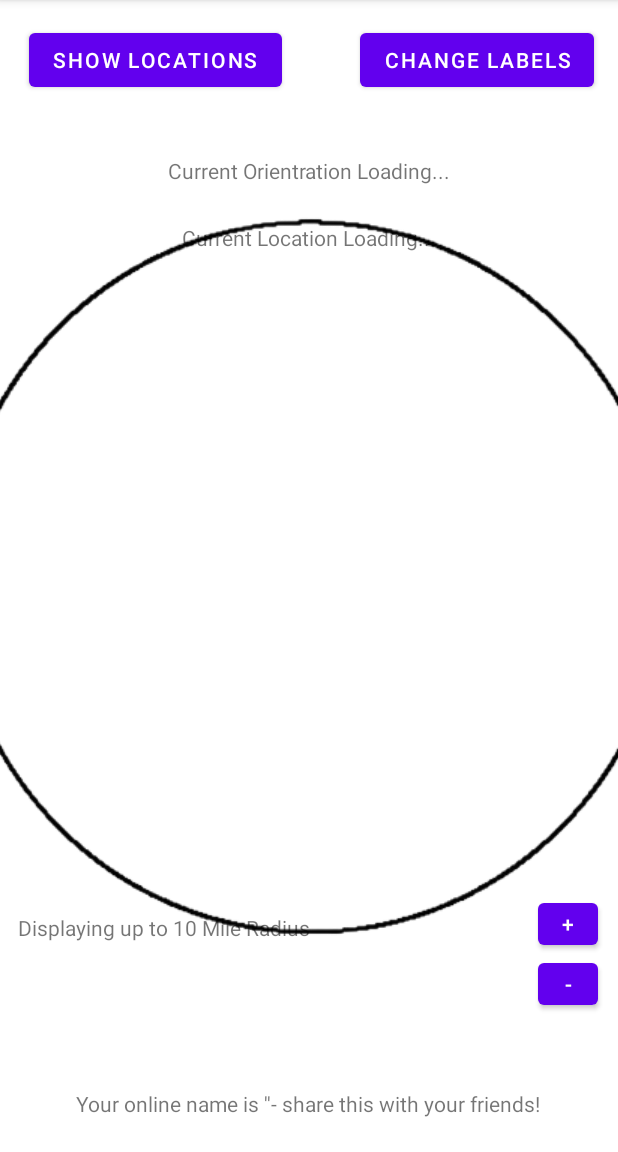
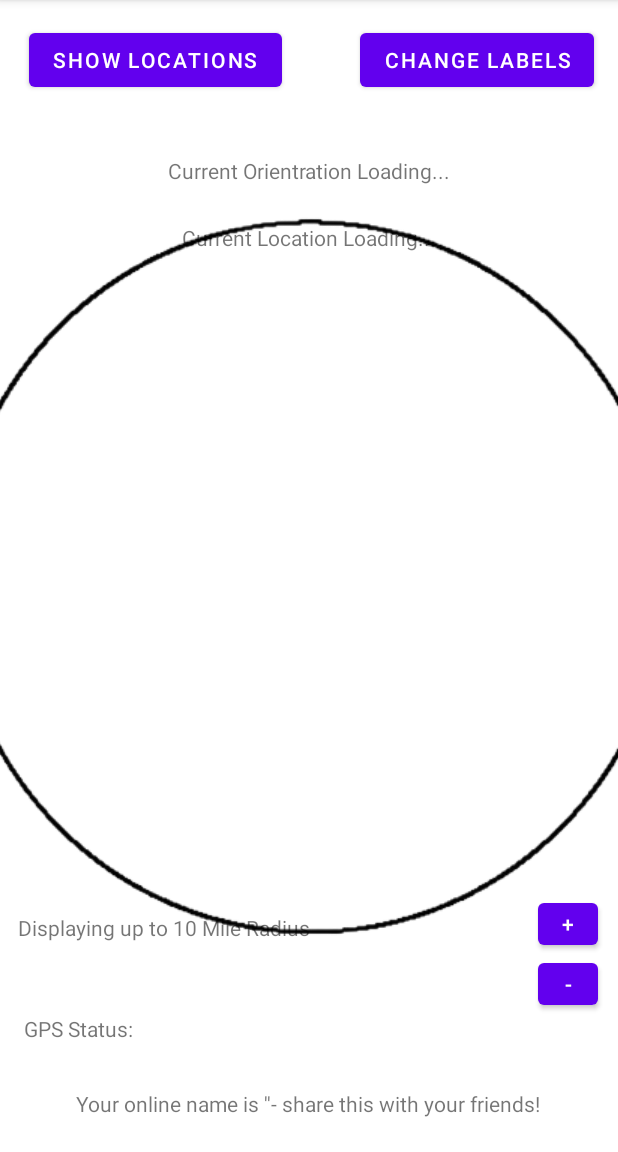
Before and after one commit to CSE-110-Winter-2023/Android-Compass, an Android app: the MainActivity screen opened directly, with no data from a screen before it, on a phone screen of 412 x 824 dp, the part 84-1236 px from its top. Run offline under Robolectric (Android 15) with nearby library versions, the phone set to English and light mode, and no system bars; our stand-ins replace Room's generated code.

Commit message:
Online / Offline

```diff
--- a/app/src/main/java/edu/ucsd/cse110/projects110/MainActivity.java
+++ b/app/src/main/java/edu/ucsd/cse110/projects110/MainActivity.java
@@ -6,6 +6,7 @@ import androidx.constraintlayout.widget.ConstraintLayout;
 import androidx.constraintlayout.widget.ConstraintSet;
 import androidx.core.app.ActivityCompat;
 import androidx.lifecycle.LiveData;
+import androidx.lifecycle.MediatorLiveData;
 import androidx.lifecycle.MutableLiveData;
 import androidx.lifecycle.ViewModelProvider;
 
@@ -16,6 +17,7 @@ import android.content.pm.PackageManager;
 import android.hardware.Sensor;
 import android.hardware.SensorEventListener;
 import android.hardware.SensorManager;
+import android.location.LocationManager;
 import android.os.Bundle;
 import android.content.Intent;
 import android.text.Layout;
@@ -28,12 +30,17 @@ import android.widget.TextView;
 import org.w3c.dom.Text;
 
 import java.util.List;
+import java.util.concurrent.Executors;
+import java.util.concurrent.ScheduledExecutorService;
+import java.util.concurrent.ScheduledFuture;
+import java.util.concurrent.TimeUnit;
 
 public class MainActivity extends AppCompatActivity {
     private LocationService locationService;
     private OrientationService orientationService;
     private float currOri=0f;
     private TimeService timeService;
+    private ScheduledFuture<?> poller;
 
     @Override
     protected void onCreate(Bundle savedInstanceState) {
@@ -81,19 +88,75 @@ public class MainActivity extends AppCompatActivity {
         var viewModel = new ViewModelProvider(this).get(UserListViewModel.class);
         //everything in database here
         LiveData<List<User>> users= viewModel.getUsers();
-        //use for loop later to get all locations and their data for later UI update
+
+        /*
+            Detecting Online / Offline
+
+         */
+
+        MediatorLiveData<LocationManager> OnlineOrOffline = new MediatorLiveData<>();
+
+        //cancel any threads
+
+        if (this.poller != null && !this.poller.isCancelled()) {
+            poller.cancel(true);
+        }
+
+        //checks GPS status every second
+
+        ScheduledExecutorService backgroundThreadExecutor = Executors.newSingleThreadScheduledExecutor();
+        this.poller = backgroundThreadExecutor.scheduleAtFixedRate(() -> {
+
+                    OnlineOrOffline.postValue((LocationManager)getSystemService( Context.LOCATION_SERVICE ));
+
+                },
+                1,1, TimeUnit.SECONDS);
+
+        //If we are online, set text to online; if we are offline, set text to offline
+
+        TextView statusView = findViewById(R.id.OnlineOfflineStatus);
+
+        OnlineOrOffline.observe(this, status-> {
+
+            if (!status.isProviderEnabled(LocationManager.GPS_PROVIDER)) {
+
+                statusView.setText("GPS STATUS: OFF");
+                statusView.setTextColor(0xFFFF0000);
+
+                double CurrUserLat = Double.parseDouble(preferences.getString("OurLat", "0"));
+                double CurrUserLong = Double.parseDouble(preferences.getString("OurLong", "0"));
+                String setCurrLoc = String.format("Last Known Location: %.2f, %.2f",CurrUserLat, CurrUserLong);
+
+                textView.setText(setCurrLoc);
+            }
+            else {
+                statusView.setText("GPS STATUS: ON");
+                statusView.setTextColor(0xFF5BFC4D);
+
                 locationService.getLocation().observe(this,loc->{
-            String setCurrLoc = String.format("Current Location: %.2f, %.2f",loc.first, loc.second);
 
                     editor.putString("OurLat", loc.first.toString());
                     editor.putString("OurLong", loc.second.toString());
                     editor.apply();
 
+                    double CurrUserLat = Double.parseDouble(preferences.getString("OurLat", "0"));
+                    double CurrUserLong = Double.parseDouble(preferences.getString("OurLong", "0"));
+                    String setCurrLoc = String.format("Current Location: %.2f, %.2f",CurrUserLat, CurrUserLong);
+
                     textView.setText(setCurrLoc);
+                });
+            }
+
+            //use for loop later to get all locations and their data for later UI update
+
             users.observe(this, userList -> {
+
+                double CurrUserLat = Double.parseDouble(preferences.getString("OurLat", "0"));
+                double CurrUserLong = Double.parseDouble(preferences.getString("OurLong", "0"));
+
                 for(User user:userList){
-                    double d= DistanceCalculator.calculateDistance(loc.first,loc.second,user.latitude,user.longitude);
-                    float f=DegreeDiff.calculateAngle(loc.first,loc.second,user.latitude,user.longitude);
+                    double d= DistanceCalculator.calculateDistance(CurrUserLat,CurrUserLong,user.latitude,user.longitude);
+                    float f=DegreeDiff.calculateAngle(CurrUserLat,CurrUserLong,user.latitude,user.longitude);
 
                     UserDisplay.addUserLoaction(this, user.label, user.public_code.hashCode(), user.latitude, user.longitude);
 
@@ -101,6 +164,7 @@ public class MainActivity extends AppCompatActivity {
                     Log.i("Degree",Float.toString(f));
                 }
             });
+
         });
 
         orientationService.getOrientation().observe(this,Ori->{
--- a/app/src/main/java/edu/ucsd/cse110/projects110/TimeService.java
+++ b/app/src/main/java/edu/ucsd/cse110/projects110/TimeService.java
@@ -22,7 +22,7 @@ public class TimeService {
         ScheduledExecutorService executor = Executors.newSingleThreadScheduledExecutor();
         this.clockFuture = executor.scheduleAtFixedRate(() -> {
             this.timeValue.postValue(System.currentTimeMillis());
-        }, 0, 1000, TimeUnit.MILLISECONDS);
+        }, 1, 1, TimeUnit.SECONDS);
     }
 
     public MutableLiveData<Long> getTime() {
--- a/app/src/main/res/layout/activity_main.xml
+++ b/app/src/main/res/layout/activity_main.xml
@@ -193,5 +193,15 @@
         app:layout_constraintTop_toBottomOf="@+id/counter"
         app:layout_constraintVertical_bias="0.0" />
 
+    <TextView
+        android:id="@+id/OnlineOfflineStatus"
+        android:layout_width="wrap_content"
+        android:layout_height="wrap_content"
+        android:layout_marginStart="16dp"
+        android:layout_marginTop="48dp"
+        android:text="GPS Status:"
+        app:layout_constraintStart_toStartOf="parent"
+        app:layout_constraintTop_toBottomOf="@+id/counter" />
+
 
 </androidx.constraintlayout.widget.ConstraintLayout>
```
Lines whose indentation alone changed are shown as unchanged.
